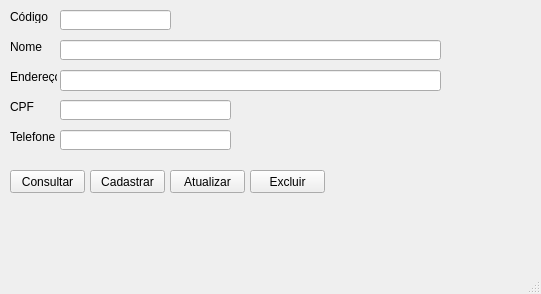
Qt form View/FormPedido.ui (RenanHMF/venda-banco-dados-mvc) before a commit.
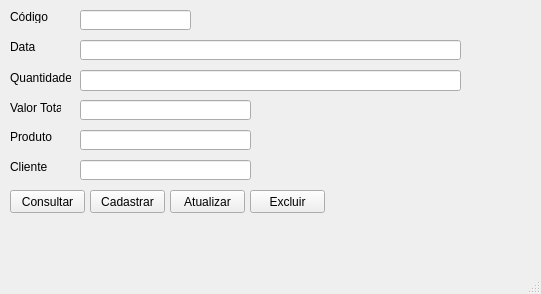
The same form after that commit.

Commit message: feat: tela de produto e tela de pedido

The edit to the form file:
```diff
--- a/View/FormPedido.ui
+++ b/View/FormPedido.ui
@@ -18,7 +18,7 @@
     <property name="geometry">
      <rect>
       <x>250</x>
-      <y>170</y>
+      <y>190</y>
       <width>75</width>
       <height>23</height>
      </rect>
@@ -31,7 +31,7 @@
     <property name="geometry">
      <rect>
       <x>90</x>
-      <y>170</y>
+      <y>190</y>
       <width>75</width>
       <height>23</height>
      </rect>
@@ -44,7 +44,7 @@
     <property name="geometry">
      <rect>
       <x>10</x>
-      <y>170</y>
+      <y>190</y>
       <width>75</width>
       <height>23</height>
      </rect>
@@ -56,7 +56,7 @@
    <widget class="QLineEdit" name="edtEndereco">
     <property name="geometry">
      <rect>
-      <x>60</x>
+      <x>80</x>
       <y>70</y>
       <width>381</width>
       <height>21</height>
@@ -68,18 +68,18 @@
      <rect>
       <x>10</x>
       <y>100</y>
-      <width>47</width>
-      <height>13</height>
+      <width>51</width>
+      <height>16</height>
      </rect>
     </property>
     <property name="text">
-     <string>CPF</string>
+     <string>Valor Total</string>
     </property>
    </widget>
    <widget class="QLineEdit" name="edtCpf">
     <property name="geometry">
      <rect>
-      <x>60</x>
+      <x>80</x>
       <y>100</y>
       <width>171</width>
       <height>20</height>
@@ -90,7 +90,7 @@
     <property name="geometry">
      <rect>
       <x>170</x>
-      <y>170</y>
+      <y>190</y>
       <width>75</width>
       <height>23</height>
      </rect>
@@ -117,18 +117,18 @@
      <rect>
       <x>10</x>
       <y>70</y>
-      <width>47</width>
-      <height>13</height>
+      <width>61</width>
+      <height>16</height>
      </rect>
     </property>
     <property name="text">
-     <string>Endereço</string>
+     <string>Quantidade</string>
     </property>
    </widget>
    <widget class="QLineEdit" name="edtNome">
     <property name="geometry">
      <rect>
-      <x>60</x>
+      <x>80</x>
       <y>40</y>
       <width>381</width>
       <height>20</height>
@@ -145,13 +145,13 @@
      </rect>
     </property>
     <property name="text">
-     <string>Nome</string>
+     <string>Data</string>
     </property>
    </widget>
    <widget class="QLineEdit" name="edtId">
     <property name="geometry">
      <rect>
-      <x>60</x>
+      <x>80</x>
       <y>10</y>
       <width>111</width>
       <height>20</height>
@@ -168,19 +168,45 @@
      </rect>
     </property>
     <property name="text">
-     <string>Telefone</string>
+     <string>Produto</string>
     </property>
    </widget>
    <widget class="QLineEdit" name="edtTelefone">
     <property name="geometry">
      <rect>
-      <x>60</x>
+      <x>80</x>
       <y>130</y>
       <width>171</width>
       <height>20</height>
      </rect>
     </property>
    </widget>
+   <widget class="QLineEdit" name="edtCliente">
+    <property name="geometry">
+     <rect>
+      <x>80</x>
+      <y>160</y>
+      <width>171</width>
+      <height>20</height>
+     </rect>
+    </property>
+    <property name="text">
+     <string/>
+    </property>
+   </widget>
+   <widget class="QLabel" name="label_6">
+    <property name="geometry">
+     <rect>
+      <x>10</x>
+      <y>160</y>
+      <width>47</width>
+      <height>13</height>
+     </rect>
+    </property>
+    <property name="text">
+     <string>Cliente</string>
+    </property>
+   </widget>
   </widget>
   <widget class="QMenuBar" name="menubar">
    <property name="geometry">
```
Left out of the diff: 8 changed lines with no effect on the pictures. The commit also changes 6 other files.
